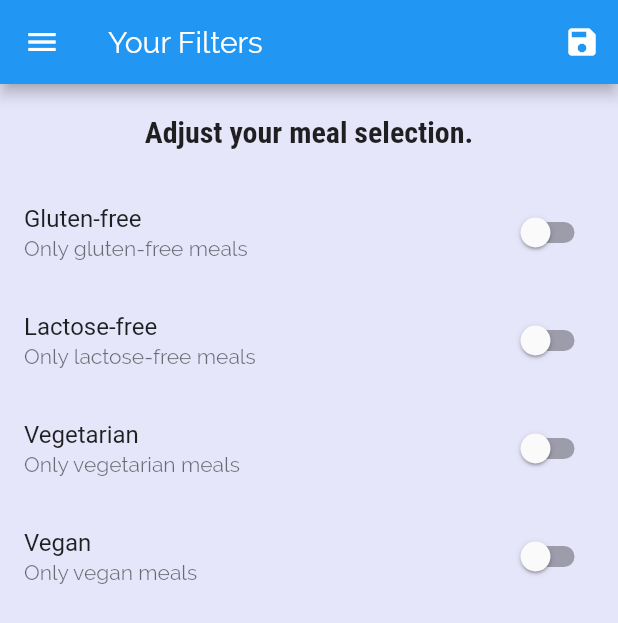
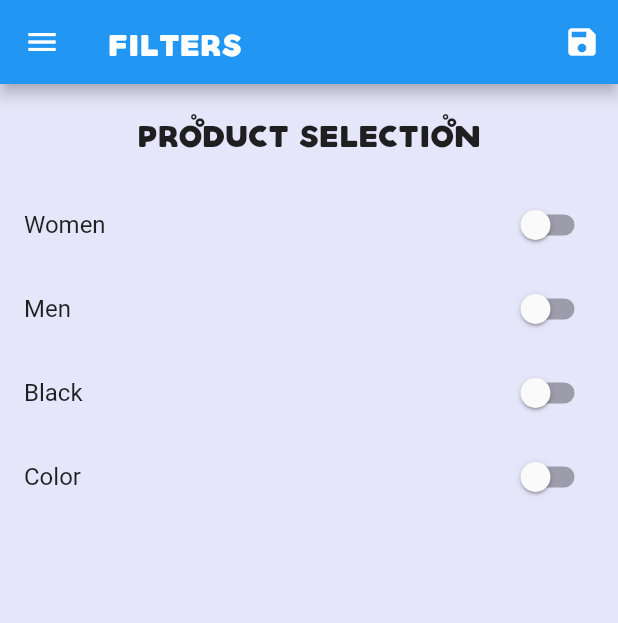
Before and after one commit to elefantaka/waterShopApp, a Flutter app: the FiltersScreen screen opened by its route, on a phone screen of 412 x 824 dp. Shown: the top 623 px of the screen. Run offline on Flutter 3.47's test engine with Material 2 defaults, Android fonts, the light colour scheme and no system bars.

Commit message:
changing filters - women, men, black, color, adding the new font

```diff
--- a/lib/data.dart
+++ b/lib/data.dart
@@ -74,10 +74,10 @@ const PRODUCTS = const [
       '34% Elastane',
       '1% Carbon Fiber',
     ],
-    isGlutenFree: false,
-    isVegan: true,
-    isVegetarian: true,
-    isLactoseFree: true,
+    isWomen: true,
+    isBlack: true,
+    isColor: false,
+    isMen: false,
   ),
   Product(
     id: 'm2',
@@ -103,10 +103,10 @@ const PRODUCTS = const [
       '47% Elastane',
       '1% Carbon Fiber'
     ],
-    isGlutenFree: false,
-    isVegan: false,
-    isVegetarian: false,
-    isLactoseFree: false,
+    isWomen: false,
+    isBlack: true,
+    isColor: false,
+    isMen: true,
   ),
   Product(
     id: 'm3',
@@ -131,10 +131,10 @@ const PRODUCTS = const [
     materials: [
       '100% Polyester',
     ],
-    isGlutenFree: false,
-    isVegan: false,
-    isVegetarian: false,
-    isLactoseFree: true,
+    isWomen: true,
+    isBlack: false,
+    isColor: true,
+    isMen: false,
   ),
   Product(
     id: 'm4',
@@ -161,10 +161,10 @@ const PRODUCTS = const [
     materials: [
       '100% Polyester',
     ],
-    isGlutenFree: false,
-    isVegan: false,
-    isVegetarian: false,
-    isLactoseFree: false,
+    isWomen: false,
+    isBlack: false,
+    isColor: true,
+    isMen: true,
   ),
   Product(
     id: 'm5',
@@ -193,10 +193,10 @@ const PRODUCTS = const [
       '65% Polyamide',
       '35% Elastane',
     ],
-    isGlutenFree: true,
-    isVegan: false,
-    isVegetarian: true,
-    isLactoseFree: true,
+    isWomen: true,
+    isBlack: false,
+    isColor: true,
+    isMen: false,
   ),
   Product(
     id: 'm6',
@@ -222,10 +222,10 @@ const PRODUCTS = const [
       '65% Polyamide',
       '35% Elastane',
     ],
-    isGlutenFree: true,
-    isVegan: false,
-    isVegetarian: true,
-    isLactoseFree: false,
+    isWomen: false,
+    isBlack: true,
+    isColor: false,
+    isMen: true,
   ),
   Product(
     id: 'm7',
@@ -253,10 +253,10 @@ const PRODUCTS = const [
       '30% Thermoplastic Rubber',
       '20% Silicone',
     ],
-    isGlutenFree: true,
-    isVegan: false,
-    isVegetarian: true,
-    isLactoseFree: false,
+    isWomen: true,
+    isBlack: false,
+    isColor: true,
+    isMen: false,
   ),
   Product(
     id: 'm8',
@@ -286,10 +286,10 @@ const PRODUCTS = const [
       '5% Polyoxymethylene',
       '5% Polypropylene',
     ],
-    isGlutenFree: true,
-    isVegan: false,
-    isVegetarian: false,
-    isLactoseFree: true,
+    isWomen: true,
+    isBlack: true,
+    isColor: false,
+    isMen: true,
   ),
   Product(
     id: 'm9',
@@ -320,10 +320,10 @@ const PRODUCTS = const [
     materials: [
       '100% Silicone',
     ],
-    isGlutenFree: true,
-    isVegan: false,
-    isVegetarian: true,
-    isLactoseFree: false,
+    isWomen: true,
+    isBlack: false,
+    isColor: true,
+    isMen: false,
   ),
   Product(
     id: 'm10',
@@ -347,10 +347,10 @@ const PRODUCTS = const [
     materials: [
       '100% Silicone',
     ],
-    isGlutenFree: true,
-    isVegan: true,
-    isVegetarian: true,
-    isLactoseFree: true,
+    isWomen: true,
+    isBlack: true,
+    isColor: false,
+    isMen: true,
   ),
   Product(
     id: 'm11',
@@ -375,10 +375,10 @@ const PRODUCTS = const [
       '60% Ethylene Vinyl Acetate',
       '40% Polyvinyl Chloride'
     ],
-    isGlutenFree: true,
-    isVegan: true,
-    isVegetarian: true,
-    isLactoseFree: true,
+    isWomen: true,
+    isBlack: true,
+    isColor: false,
+    isMen: true,
   ),
   Product(
     id: 'm12',
@@ -402,10 +402,10 @@ const PRODUCTS = const [
     materials: [
       '100% Silicone',
     ],
-    isGlutenFree: true,
-    isVegan: true,
-    isVegetarian: true,
-    isLactoseFree: true,
+    isWomen: true,
+    isBlack: true,
+    isColor: false,
+    isMen: true,
   ),
   Product(
     id: 'm13',
@@ -433,10 +433,10 @@ const PRODUCTS = const [
       '5% Polycarbonate',
       '2% Acrylonitrile Butadiene Styrene',
     ],
-    isGlutenFree: true,
-    isVegan: true,
-    isVegetarian: true,
-    isLactoseFree: true,
+    isWomen: true,
+    isBlack: false,
+    isColor: true,
+    isMen: false,
   ),
   Product(
     id: 'm14',
@@ -460,10 +460,10 @@ const PRODUCTS = const [
     materials: [
       '100% Polyester',
     ],
-    isGlutenFree: true,
-    isVegan: true,
-    isVegetarian: true,
-    isLactoseFree: true,
+    isWomen: true,
+    isBlack: false,
+    isColor: true,
+    isMen: true,
   ),
   Product(
     id: 'm15',
@@ -487,10 +487,10 @@ const PRODUCTS = const [
     materials: [
       '100% Polyester',
     ],
-    isGlutenFree: true,
-    isVegan: true,
-    isVegetarian: true,
-    isLactoseFree: true,
+    isWomen: true,
+    isBlack: false,
+    isColor: true,
+    isMen: true,
   ),
   Product(
     id: 'm16',
@@ -514,9 +514,9 @@ const PRODUCTS = const [
     materials: [
       '100% Polyester',
     ],
-    isGlutenFree: true,
-    isVegan: true,
-    isVegetarian: true,
-    isLactoseFree: true,
+    isWomen: true,
+    isBlack: false,
+    isColor: true,
+    isMen: true,
   ),
 ];
--- a/lib/main.dart
+++ b/lib/main.dart
@@ -17,10 +17,10 @@ class MyApp extends StatefulWidget {
 
 class _MyAppState extends State<MyApp> {
   Map<String, bool> _filters = {
-    'gluten': false,
-    'lactose': false,
-    'vegan': false,
-    'vegetarian': false,
+    'women': false,
+    'men': false,
+    'color': false,
+    'black': false,
   };
 
   List<Product> _availableMeals = PRODUCTS;
@@ -31,16 +31,16 @@ class _MyAppState extends State<MyApp> {
       _filters = filterData;
 
       _availableMeals = PRODUCTS.where((meal)  {
-        if(_filters['gluten'] == true && !meal.isGlutenFree){
+        if(_filters['women'] == true && !meal.isWomen){
           return false;
         }
-        if(_filters['lactose'] == true && !meal.isLactoseFree){
+        if(_filters['men'] == true && !meal.isMen){
           return false;
         }
-        if(_filters['vegetarian'] == true && !meal.isVegetarian){
+        if(_filters['color'] == true && !meal.isColor){
           return false;
         }
-        if(_filters['vegan'] == true && !meal.isVegan){
+        if(_filters['black'] == true && !meal.isBlack){
           return false;
         }
         return true;
@@ -74,7 +74,7 @@ class _MyAppState extends State<MyApp> {
         primarySwatch: Colors.blue,
         accentColor: Colors.purple,
         canvasColor: Color.fromRGBO(230, 230, 250, 1),
-        fontFamily: 'Raleway',
+        fontFamily: 'AquinoDemo',
         textTheme: ThemeData.light().textTheme.copyWith(
           body1: TextStyle(color: Color.fromRGBO(153, 50, 204, 1)),
           body2: TextStyle(
@@ -82,8 +82,8 @@ class _MyAppState extends State<MyApp> {
           ),
           title: TextStyle(
             fontSize: 20,
-            fontFamily: 'RobotoCondensed',
-            fontWeight: FontWeight.bold,
+            fontFamily: 'AquinoDemo',
+            //fontWeight: FontWeight.bold,
           ),
         ),
       ),
--- a/lib/models/product.dart
+++ b/lib/models/product.dart
@@ -15,10 +15,10 @@ class Product {
   final int price;
   final Complexity complexity;
   final Affordability affordability;
-  final bool isGlutenFree;
-  final bool isLactoseFree;
-  final bool isVegan;
-  final bool isVegetarian;
+  final bool isWomen;
+  final bool isMen;
+  final bool isBlack;
+  final bool isColor;
 
   const Product({
     @required this.id,
@@ -31,9 +31,9 @@ class Product {
     @required this.price,
     @required this.complexity,
     @required this.affordability,
-    @required this.isGlutenFree,
-    @required this.isLactoseFree,
-    @required this.isVegan,
-    @required this.isVegetarian,
+    @required this.isWomen,
+    @required this.isMen,
+    @required this.isBlack,
+    @required this.isColor,
   });
 }
--- a/lib/screens/category_meals_screen.dart
+++ b/lib/screens/category_meals_screen.dart
@@ -66,8 +66,9 @@ class _CategoryMealsScreenState extends State<CategoryMealsScreen> {
             title: displayedMeals[index].title,
             imageUrl: displayedMeals[index].imageUrl,
             shipping: displayedMeals[index].shipping,
-            complexity: displayedMeals[index].complexity,
-            affordability: displayedMeals[index].affordability,
+            price: displayedMeals[index].price,
+            //complexity: displayedMeals[index].complexity,
+            //affordability: displayedMeals[index].affordability,
           );
         },
         itemCount: displayedMeals.length,
--- /dev/null
+++ b/lib/screens/contact_screen.dart
@@ -0,0 +1,8 @@
+import 'package:flutter/material.dart';
+
+class ContactScreen extends StatelessWidget {
+  @override
+  Widget build(BuildContext context) {
+    return Container();
+  }
+}
--- a/lib/screens/favourites_screen.dart
+++ b/lib/screens/favourites_screen.dart
@@ -21,8 +21,9 @@ class FavouritesScreen extends StatelessWidget {
             title: favouriteMeals[index].title,
             imageUrl: favouriteMeals[index].imageUrl,
             shipping: favouriteMeals[index].shipping,
-            complexity: favouriteMeals[index].complexity,
-            affordability: favouriteMeals[index].affordability,
+            price: favouriteMeals[index].price,
+            // complexity: favouriteMeals[index].complexity,
+            // affordability: favouriteMeals[index].affordability,
           );
         },
         itemCount: favouriteMeals.length,
--- a/lib/screens/filters_screen.dart
+++ b/lib/screens/filters_screen.dart
@@ -4,6 +4,7 @@ import 'package:water_shop_app/widgets/main_drawer.dart';
 
 class FiltersScreen extends StatefulWidget {
   static const routeName = '/filters';
+
   final Function saveFilters;
   final Map<String, bool> currentFilters;
 
@@ -14,25 +15,25 @@ class FiltersScreen extends StatefulWidget {
 }
 
 class _FiltersScreenState extends State<FiltersScreen> {
-  bool _glutenFree = false;
-  bool _vegetarian = false;
-  bool _vegan = false;
-  bool _lactoseFree = false;
+  bool _women = false;
+  bool _black = false;
+  bool _color = false;
+  bool _men = false;
 
   @override
   initState() {
-    _glutenFree = widget.currentFilters['gluten'];
-    _lactoseFree = widget.currentFilters['lactose'];
-    _vegan = widget.currentFilters['vegan'];
-    _vegetarian = widget.currentFilters['vegetarian'];
+    _women = widget.currentFilters['women'];
+    _men = widget.currentFilters['men'];
+    _color = widget.currentFilters['color'];
+    _black = widget.currentFilters['black'];
     super.initState();
   }
 
-  Widget _buildSwitchListTile(String title, String description, bool currentValue, Function updateValue) {
+  Widget _buildSwitchListTile(String title, bool currentValue, Function updateValue) {
     return SwitchListTile(
       title: Text(title),
       value: currentValue,
-      subtitle: Text(description),
+      //subtitle: Text(description),
       onChanged: updateValue,
     );
   }
@@ -41,16 +42,16 @@ class _FiltersScreenState extends State<FiltersScreen> {
   Widget build(BuildContext context) {
     return Scaffold(
       appBar: AppBar(
-        title: Text('Your Filters'),
+        title: Text('Filters'),
         actions: <Widget>[
           IconButton(
             icon: Icon(Icons.save),
             onPressed: () {
               final selectedFilters = {
-                'gluten': _glutenFree,
-                'lactose': _lactoseFree,
-                'vegan': _vegan,
-                'vegetarian': _vegetarian,
+                'women': _women,
+                'men': _men,
+                'color': _color,
+                'black': _black,
               };
               widget.saveFilters(selectedFilters);
             },
@@ -63,7 +64,7 @@ class _FiltersScreenState extends State<FiltersScreen> {
           Container(
             padding: EdgeInsets.all(20),
     child: Text(
-              'Adjust your meal selection.',
+              'Product Selection',
               style: Theme.of(context).textTheme.title,
             ),
           ),
@@ -71,49 +72,45 @@ class _FiltersScreenState extends State<FiltersScreen> {
             child: ListView(
               children: <Widget>[
                 _buildSwitchListTile(
-                  'Gluten-free',
-                  'Only gluten-free meals',
-                  _glutenFree,
+                  'Women',
+                  _women,
                   (newValue) {
                     setState(
                       () {
-                        _glutenFree = newValue;
+                        _women = newValue;
                       },
                     );
                   },
                 ),
                 _buildSwitchListTile(
-                  'Lactose-free',
-                  'Only lactose-free meals',
-                  _lactoseFree,
+                  'Men',
+                  _men,
                       (newValue) {
                     setState(
                           () {
-                        _lactoseFree = newValue;
+                        _men = newValue;
                       },
                     );
                   },
                 ),
                 _buildSwitchListTile(
-                  'Vegetarian',
-                  'Only vegetarian meals',
-                  _vegetarian,
+                  'Black',
+                  _black,
                       (newValue) {
                     setState(
                           () {
-                        _vegetarian = newValue;
+                        _black = newValue;
                       },
                     );
                   },
                 ),
                 _buildSwitchListTile(
-                  'Vegan',
-                  'Only vegan meals',
-                  _vegan,
+                  'Color',
+                  _color,
                       (newValue) {
                     setState(
                           () {
-                        _vegan = newValue;
+                        _color = newValue;
                       },
                     );
                   },
--- a/lib/screens/meal_detail_screen.dart
+++ b/lib/screens/meal_detail_screen.dart
@@ -72,7 +72,7 @@ class MealDetailScreen extends StatelessWidget {
                   children: [
                     ListTile(
                       leading: CircleAvatar(
-                        child: Text('# ${(index + 1)}'),
+                        child: Text('${(index + 1)}'),
                       ),
                       title: Text(
                         selectedMeal.materials[index],
--- a/lib/screens/tabs_screen.dart
+++ b/lib/screens/tabs_screen.dart
@@ -2,6 +2,7 @@ import 'package:flutter/material.dart';
 import 'package:water_shop_app/models/product.dart';
 import 'package:water_shop_app/screens/categories_screen.dart';
 import 'package:water_shop_app/screens/favourites_screen.dart';
+import 'package:water_shop_app/screens/filters_screen.dart';
 import 'package:water_shop_app/widgets/main_drawer.dart';
 
 class TabsScreen extends StatefulWidget {
@@ -14,6 +15,7 @@ class TabsScreen extends StatefulWidget {
 }
 
 class _TabsScreenState extends State<TabsScreen> {
+
   List<Map<String, Object>> _pages;
 
   int _selectedPageIndex = 0;
--- a/lib/widgets/main_drawer.dart
+++ b/lib/widgets/main_drawer.dart
@@ -8,7 +8,7 @@ class MainDrawer extends StatelessWidget {
       title: Text(
         title,
         style: TextStyle(
-          fontFamily: 'RobotoCondensed',
+          fontFamily: 'AquinoDemo',
           fontSize: 24,
           fontWeight: FontWeight.bold,
         ),
@@ -27,21 +27,21 @@ class MainDrawer extends StatelessWidget {
             width: double.infinity,
             padding: EdgeInsets.all(20),
             alignment: Alignment.centerLeft,
-            color: Theme.of(context).accentColor,
+            color: Theme.of(context).primaryColor,
             child: Text(
-              'Cooking Up!',
+              'Water Shop',
               style: TextStyle(
                   fontWeight: FontWeight.bold,
                   fontSize: 30,
-                  color: Theme.of(context).primaryColor),
+                  color: Colors.white),
             ),
           ),
           SizedBox(
             height: 20,
           ),
           buildListTile(
-            'Meals',
-            Icons.restaurant,
+            'Products',
+            Icons.shopping_bag,
             () {
               Navigator.of(context).pushReplacementNamed('/');
             },
--- a/lib/widgets/meal_item.dart
+++ b/lib/widgets/meal_item.dart
@@ -126,7 +126,7 @@ class MealItem extends StatelessWidget {
                       SizedBox(
                         width: 6,
                       ),
-                      Text('$shipping days'),
+                      Text('$shipping days', style: TextStyle(fontFamily: 'AquinoDemo'),),
                     ],
                   ),
                   // Row(
@@ -144,7 +144,7 @@ class MealItem extends StatelessWidget {
                       SizedBox(
                         width: 6,
                       ),
-                      Text('$price'),
+                      Text('$price', style: TextStyle(fontFamily: 'AquinoDemo')),
                     ],
                   ),
                 ],
```
Also changed, not shown: pubspec.yaml (+19 -14 lines), assets/fonts/AquinoDemo-511lj.ttf (added).
